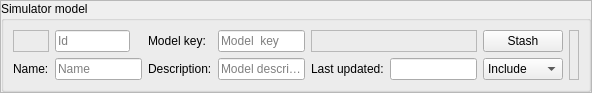
Above: src/blackgui/editors/modelmappingform.ui from swift-project/pilotclient before the change. Below: the same form after it.
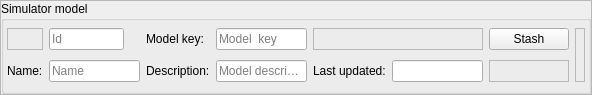
That is the form after the change. Icons and pictures are not drawn. Custom widgets are drawn as their Qt base class.

Commit message: refs #587, use model mode component in form

What changed in the file:
```diff
--- a/src/blackgui/editors/modelmappingform.ui
+++ b/src/blackgui/editors/modelmappingform.ui
@@ -7,7 +7,7 @@
     <x>0</x>
     <y>0</y>
     <width>592</width>
-    <height>93</height>
+    <height>95</height>
    </rect>
   </property>
   <property name="windowTitle">
@@ -41,6 +41,18 @@
       <string>Simulator model</string>
      </property>
      <layout class="QGridLayout" name="gl_ModelMappingForm">
+      <property name="leftMargin">
+       <number>3</number>
+      </property>
+      <property name="topMargin">
+       <number>3</number>
+      </property>
+      <property name="rightMargin">
+       <number>3</number>
+      </property>
+      <property name="bottomMargin">
+       <number>3</number>
+      </property>
       <item row="0" column="0">
        <widget class="BlackGui::CLabelAndIcon" name="lai_Id">
         <property name="frameShape">
@@ -162,25 +174,13 @@
        </widget>
       </item>
       <item row="1" column="6">
-       <widget class="QComboBox" name="cb_Include">
-        <item>
-         <property name="text">
-          <string>Include</string>
-         </property>
-         <property name="icon">
-          <iconset resource="../../blackmisc/blackmisc.qrc">
-           <normaloff>:/diagona/icons/diagona/icons/paper-plane--plus.png</normaloff>:/diagona/icons/diagona/icons/paper-plane--plus.png</iconset>
-         </property>
-        </item>
-        <item>
-         <property name="text">
-          <string>Exclude</string>
-         </property>
-         <property name="icon">
-          <iconset resource="../../blackmisc/blackmisc.qrc">
-           <normaloff>:/diagona/icons/diagona/icons/paper-plane--minus.png</normaloff>:/diagona/icons/diagona/icons/paper-plane--minus.png</iconset>
-         </property>
-        </item>
+       <widget class="BlackGui::CModelModeSelector" name="selector_ModelMode">
+        <property name="frameShape">
+         <enum>QFrame::StyledPanel</enum>
+        </property>
+        <property name="frameShadow">
+         <enum>QFrame::Raised</enum>
+        </property>
        </widget>
       </item>
      </layout>
@@ -189,6 +189,18 @@
   </layout>
  </widget>
  <customwidgets>
+  <customwidget>
+   <class>BlackGui::CSimulatorSelector</class>
+   <extends>QFrame</extends>
+   <header>blackgui/simulatorselector.h</header>
+   <container>1</container>
+  </customwidget>
+  <customwidget>
+   <class>BlackGui::CModelModeSelector</class>
+   <extends>QFrame</extends>
+   <header>blackgui/modelmodeselector.h</header>
+   <container>1</container>
+  </customwidget>
   <customwidget>
    <class>BlackGui::CLabelAndIcon</class>
    <extends>QFrame</extends>
@@ -201,12 +213,6 @@
    <header>blackgui/editors/validationindicator.h</header>
    <container>1</container>
   </customwidget>
-  <customwidget>
-   <class>BlackGui::CSimulatorSelector</class>
-   <extends>QFrame</extends>
-   <header>blackgui/simulatorselector.h</header>
-   <container>1</container>
-  </customwidget>
  </customwidgets>
  <tabstops>
   <tabstop>le_Id</tabstop>
```
Left out of the diff: 4 changed lines with no effect on the pictures. The commit also changes 1 other file.
